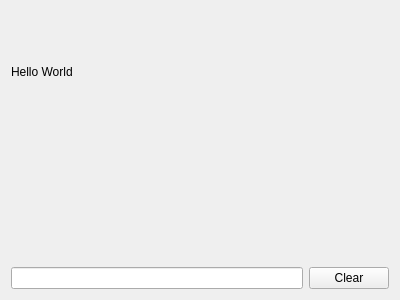
Above: UI/QT design/Python Qt tuto/hello.ui from mcgill-robotics-archive/auv-2014 before the change. Below: the same form after it.
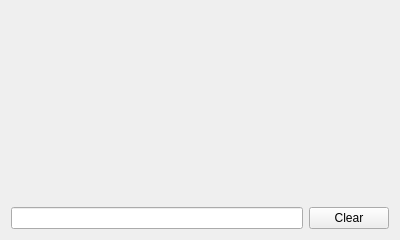
That is the form after the change. Icons and pictures are not drawn.

```diff
--- a/UI/QT design/Python Qt tuto/hello.ui
+++ b/UI/QT design/Python Qt tuto/hello.ui
@@ -7,24 +7,29 @@
     <x>0</x>
     <y>0</y>
     <width>400</width>
-    <height>300</height>
+    <height>240</height>
    </rect>
   </property>
+  <property name="maximumSize">
+   <size>
+    <width>420</width>
+    <height>240</height>
+   </size>
+  </property>
   <property name="windowTitle">
    <string>Form</string>
   </property>
   <layout class="QGridLayout" name="gridLayout">
    <item row="0" column="0">
     <layout class="QVBoxLayout" name="verticalLayout">
-     <item>
-      <widget class="QLabel" name="label">
-       <property name="text">
-        <string>Hello World</string>
-       </property>
-      </widget>
-     </item>
      <item>
       <widget class="QLabel" name="label_2">
+       <property name="maximumSize">
+        <size>
+         <width>400</width>
+         <height>150</height>
+        </size>
+       </property>
        <property name="text">
         <string/>
        </property>
@@ -37,18 +42,25 @@
       </widget>
      </item>
      <item>
-      <layout class="QHBoxLayout" name="horizontalLayout">
-       <item>
-        <widget class="QLineEdit" name="lineEdit"/>
-       </item>
-       <item>
-        <widget class="QPushButton" name="pushButton">
-         <property name="text">
-          <string>Clear</string>
-         </property>
-        </widget>
-       </item>
-      </layout>
+      <widget class="QLabel" name="label">
+       <property name="text">
+        <string/>
+       </property>
+      </widget>
+     </item>
+    </layout>
+   </item>
+   <item row="1" column="0">
+    <layout class="QHBoxLayout" name="horizontalLayout">
+     <item>
+      <widget class="QLineEdit" name="lineEdit"/>
+     </item>
+     <item>
+      <widget class="QPushButton" name="pushButton">
+       <property name="text">
+        <string>Clear</string>
+       </property>
+      </widget>
      </item>
     </layout>
    </item>
```
Left out of the diff: 54 changed lines with no effect on the pictures.
